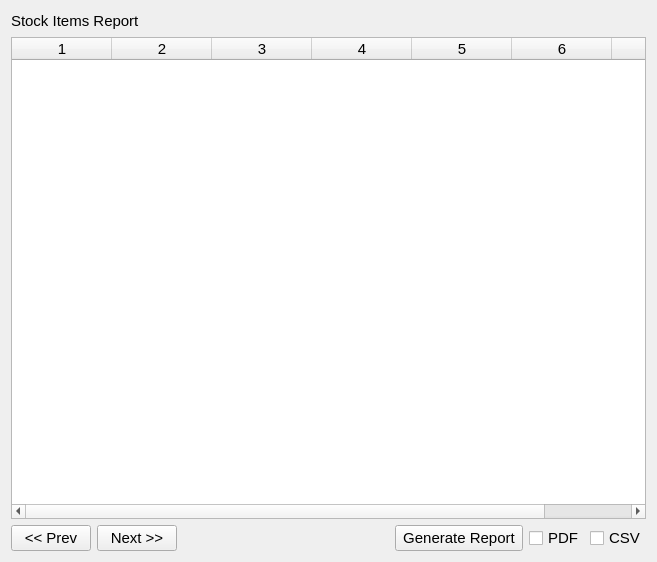
Old version of the form estorecpp/overallstockitemreport.ui in the repository Watti/estorecpp.
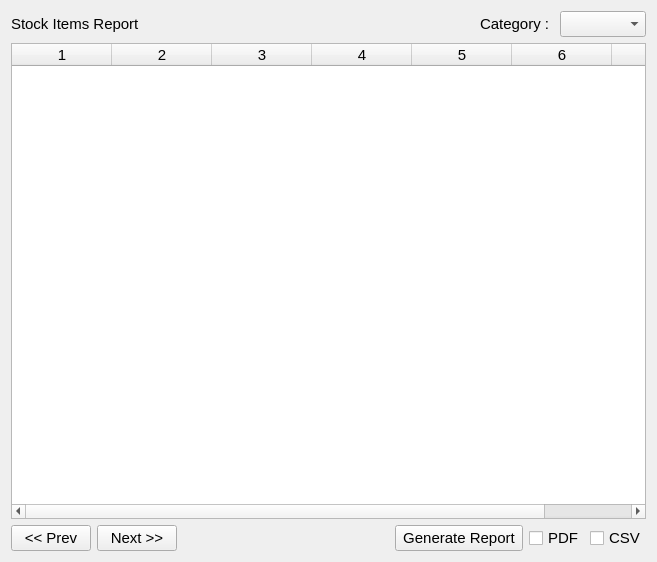
New version of the form.

Commit message: validations and category wise stock item reports

Diff of the .ui file:
```diff
--- a/estorecpp/overallstockitemreport.ui
+++ b/estorecpp/overallstockitemreport.ui
@@ -41,6 +41,16 @@
        </property>
       </spacer>
      </item>
+     <item>
+      <widget class="QLabel" name="label_2">
+       <property name="text">
+        <string>Category : </string>
+       </property>
+      </widget>
+     </item>
+     <item>
+      <widget class="QComboBox" name="categoryCombo"/>
+     </item>
     </layout>
    </item>
    <item>
```
The commit also changes 9 other files.
